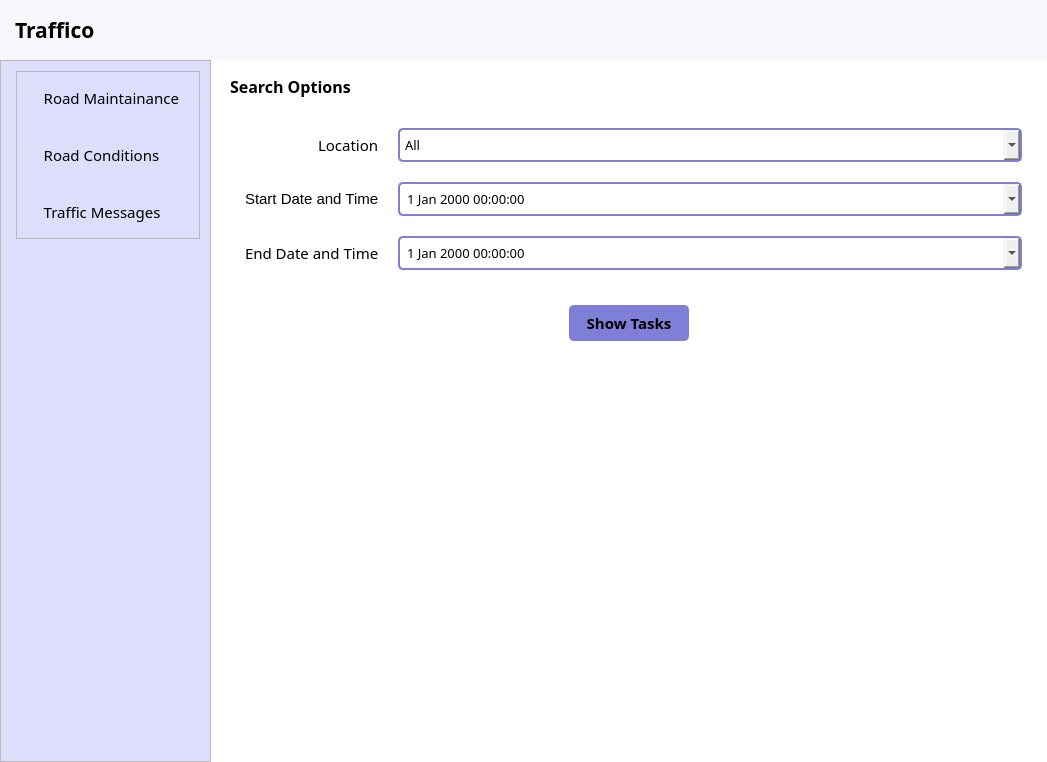
Above: interface.ui from FAHID-KHAN/Traffico-Finnish-Traffic-System- before the change. Below: the same form after it.
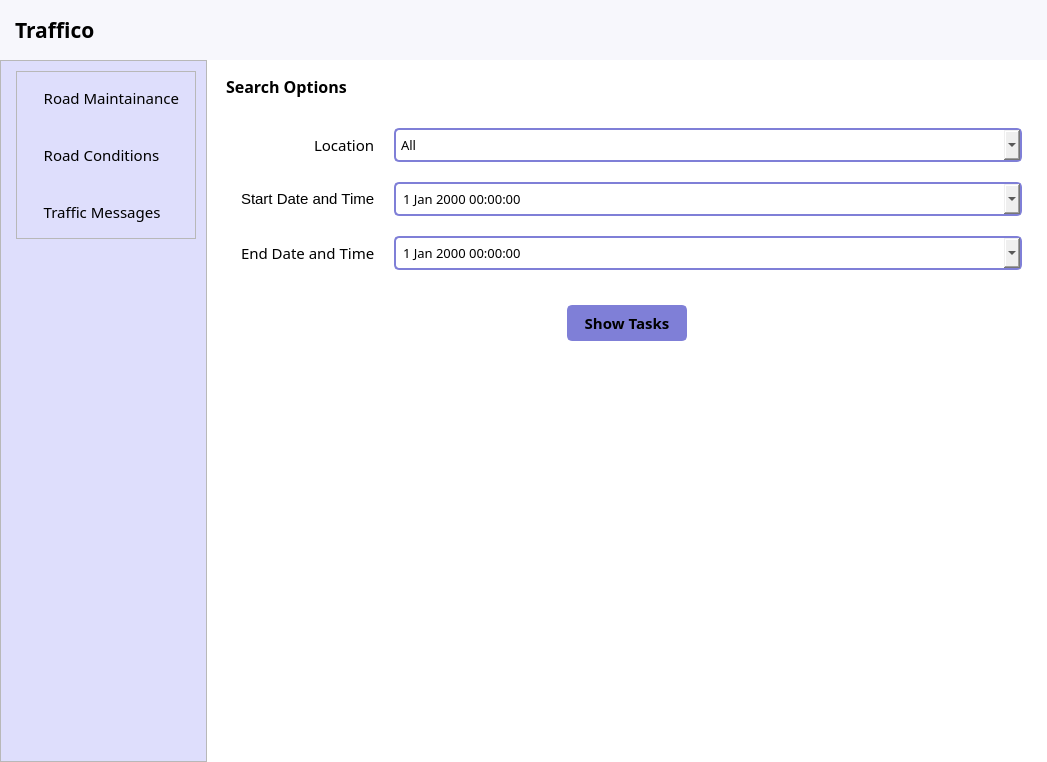
That is the form after the change. Icons and pictures are not drawn.

The edit to the form file:
```diff
--- a/interface.ui
+++ b/interface.ui
@@ -340,7 +340,7 @@
                       </font>
                      </property>
                      <property name="text">
-                      <string>   Road Conditions      </string>
+                      <string>   Road Conditions     </string>
                      </property>
                      <property name="icon">
                       <iconset resource="resources.qrc">
@@ -369,7 +369,7 @@
                       </font>
                      </property>
                      <property name="text">
-                      <string>   Traffic Messages      </string>
+                      <string>   Traffic Messages     </string>
                      </property>
                      <property name="icon">
                       <iconset resource="resources.qrc">
```
Left out of the diff: 36 changed lines with no effect on the pictures.
